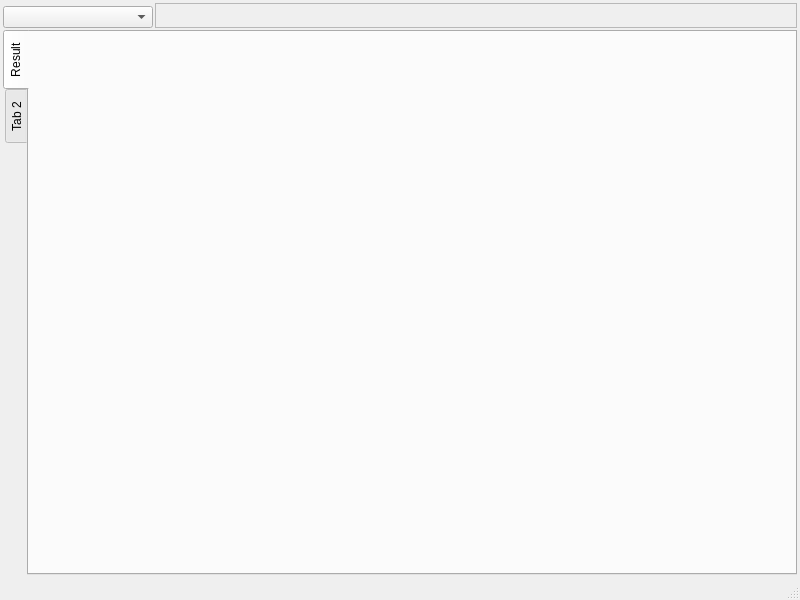
Old version of the form src/widget/main_window.ui in the repository qutefox/SensorFusionCalibrate.
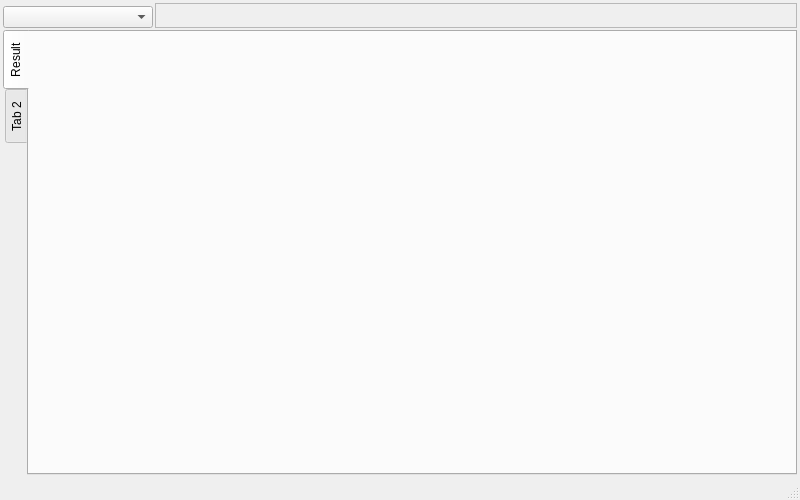
New version of the form. Icons and pictures are not drawn.

What changed in the file:
```diff
--- a/src/widget/main_window.ui
+++ b/src/widget/main_window.ui
@@ -7,13 +7,13 @@
     <x>0</x>
     <y>0</y>
     <width>800</width>
-    <height>600</height>
+    <height>500</height>
    </rect>
   </property>
   <property name="minimumSize">
    <size>
     <width>800</width>
-    <height>600</height>
+    <height>500</height>
    </size>
   </property>
   <property name="windowTitle">
```
